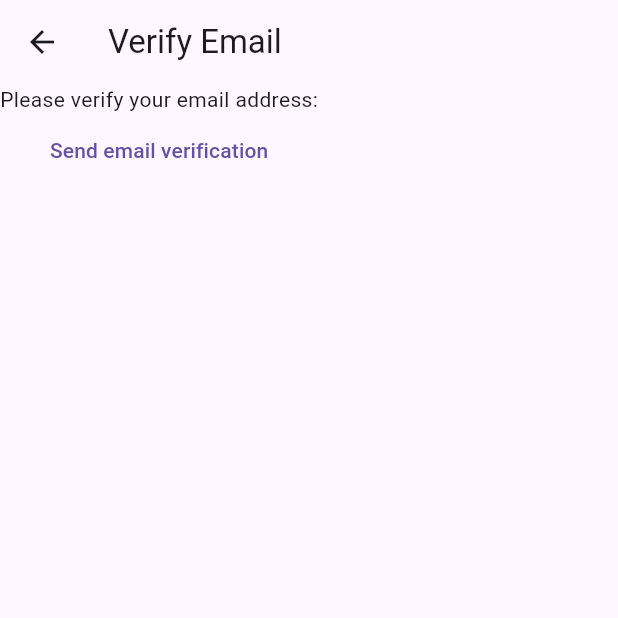
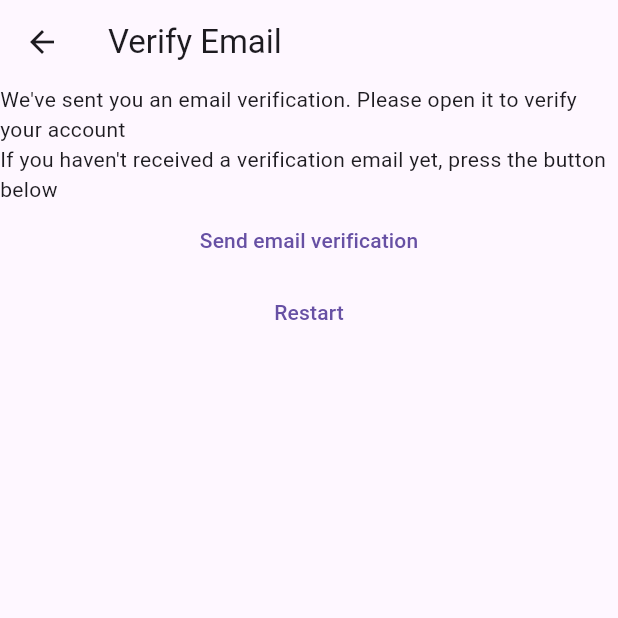
Before and after one commit to KhoaDan9/flutter_firebase, a Flutter app: the VerifyEmailView screen opened directly, on a phone screen of 412 x 824 dp, the top half of it. Run offline on Flutter 3.47's test engine with Material 3 defaults, Android fonts, the phone set to English and light mode, and no system bars; our stand-ins replace firebase_auth, firebase_core; accounts and stored records are empty.

Commit message:
Error handling Register and fix email verify

```diff
--- a/lib/constants/routes.dart
+++ b/lib/constants/routes.dart
@@ -2,3 +2,4 @@ const loginRoute = '/login/';
 const registerRoute = '/register/';
 const notesRoute = '/notes/';
 const homeRoute = '/';
+const verifyEmailRoute = '/verify-email/';
--- a/lib/main.dart
+++ b/lib/main.dart
@@ -6,7 +6,6 @@ import 'package:firebase/views/verify_email_view.dart';
 import 'package:firebase_auth/firebase_auth.dart';
 import 'package:firebase_core/firebase_core.dart';
 import 'package:flutter/material.dart';
-import 'dart:developer' as devtools show log;
 
 void main() {
   WidgetsFlutterBinding.ensureInitialized();
@@ -17,7 +16,8 @@ void main() {
       homeRoute: (context) => const HomePage(),
       loginRoute: (context) => const LoginView(),
       registerRoute: (context) => const RegisterView(),
-      notesRoute: (context) => const NotesView()
+      notesRoute: (context) => const NotesView(),
+      verifyEmailRoute: (context) => const VerifyEmailView(),
     },
   ));
 }
--- a/lib/views/verify_email_view.dart
+++ b/lib/views/verify_email_view.dart
@@ -1,3 +1,4 @@
+import 'package:firebase/constants/routes.dart';
 import 'package:firebase_auth/firebase_auth.dart';
 import 'package:flutter/material.dart';
 
@@ -17,13 +18,26 @@ class _VerifyEmailViewState extends State<VerifyEmailView> {
       ),
       body: Column(
         children: [
-          const Text('Please verify your email address:'),
+          const Text(
+              "We've sent you an email verification. Please open it to verify your account"),
+          const Text(
+              "If you haven't received a verification email yet, press the button below"),
           TextButton(
             onPressed: () async {
               final user = FirebaseAuth.instance.currentUser;
               await user?.sendEmailVerification();
             },
             child: const Text('Send email verification'),
+          ),
+          TextButton(
+            onPressed: () async {
+              await FirebaseAuth.instance.signOut();
+              Navigator.of(context).pushNamedAndRemoveUntil(
+                registerRoute,
+                (route) => false,
+              );
+            },
+            child: const Text('Restart'),
           )
         ],
       ),
```
Also changed, not shown: lib/views/register_view.dart (+32 -12 lines).
